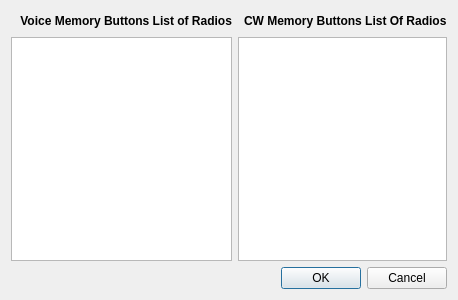
Old version of the form mqt/MqtLogger/deletedradioforvoicecwmemorybuttonsdialog.ui in the repository Rsclub22/Minos2-Mirror.
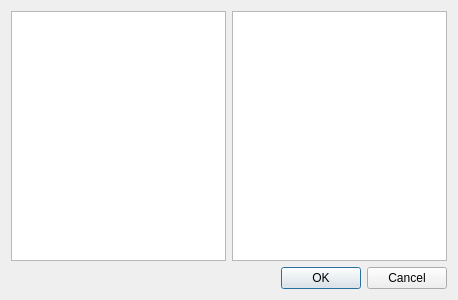
New version of the form.

Commit message: remove labels from voice/cw memory delete radio dialog to give a cleaner display and fix the savebyradio ini setting

Patch:
```diff
--- a/mqt/MqtLogger/deletedradioforvoicecwmemorybuttonsdialog.ui
+++ b/mqt/MqtLogger/deletedradioforvoicecwmemorybuttonsdialog.ui
@@ -23,48 +23,6 @@
     <layout class="QHBoxLayout" name="horizontalLayout_3">
      <item>
       <layout class="QVBoxLayout" name="verticalLayout">
-       <item>
-        <layout class="QHBoxLayout" name="horizontalLayout">
-         <item>
-          <spacer name="horizontalSpacer">
-           <property name="orientation">
-            <enum>Qt::Horizontal</enum>
-           </property>
-           <property name="sizeHint" stdset="0">
-            <size>
-             <width>48</width>
-             <height>17</height>
-            </size>
-           </property>
-          </spacer>
-         </item>
-         <item>
-          <widget class="QLabel" name="label">
-           <property name="font">
-            <font>
-             <bold>true</bold>
-            </font>
-           </property>
-           <property name="text">
-            <string> Voice Memory Buttons List of Radios</string>
-           </property>
-          </widget>
-         </item>
-         <item>
-          <spacer name="horizontalSpacer_2">
-           <property name="orientation">
-            <enum>Qt::Horizontal</enum>
-           </property>
-           <property name="sizeHint" stdset="0">
-            <size>
-             <width>40</width>
-             <height>20</height>
-            </size>
-           </property>
-          </spacer>
-         </item>
-        </layout>
-       </item>
        <item>
         <widget class="QListWidget" name="voiceMemoryRadioListWidget"/>
        </item>
@@ -72,48 +30,6 @@
      </item>
      <item>
       <layout class="QVBoxLayout" name="verticalLayout_2">
-       <item>
-        <layout class="QHBoxLayout" name="horizontalLayout_2">
-         <item>
-          <spacer name="horizontalSpacer_3">
-           <property name="orientation">
-            <enum>Qt::Horizontal</enum>
-           </property>
-           <property name="sizeHint" stdset="0">
-            <size>
-             <width>48</width>
-             <height>17</height>
-            </size>
-           </property>
-          </spacer>
-         </item>
-         <item>
-          <widget class="QLabel" name="label_2">
-           <property name="font">
-            <font>
-             <bold>true</bold>
-            </font>
-           </property>
-           <property name="text">
-            <string>CW Memory Buttons List Of Radios</string>
-           </property>
-          </widget>
-         </item>
-         <item>
-          <spacer name="horizontalSpacer_4">
-           <property name="orientation">
-            <enum>Qt::Horizontal</enum>
-           </property>
-           <property name="sizeHint" stdset="0">
-            <size>
-             <width>40</width>
-             <height>20</height>
-            </size>
-           </property>
-          </spacer>
-         </item>
-        </layout>
-       </item>
        <item>
         <widget class="QListWidget" name="cwMemoryRadioListWidget"/>
        </item>
```
The commit also changes 10 other files.
